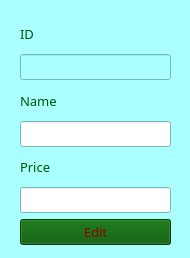
Before: the Qt Designer form edit.ui in ailaikit/CSA, drawn with Qt 5.
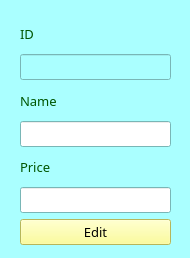
After: the same form once the commit is applied.

What changed in the file:
```diff
--- a/edit.ui
+++ b/edit.ui
@@ -558,8 +558,8 @@
        <cursorShape>PointingHandCursor</cursorShape>
       </property>
       <property name="styleSheet">
-       <string notr="true">background-color: rgb(0, 85, 0);
-color:  rgb(139, 0, 0);</string>
+       <string notr="true">color:  rgb(0, 0, 0);
+background-color: rgb(255, 255, 127);</string>
       </property>
       <property name="text">
        <string>Edit</string>
```
